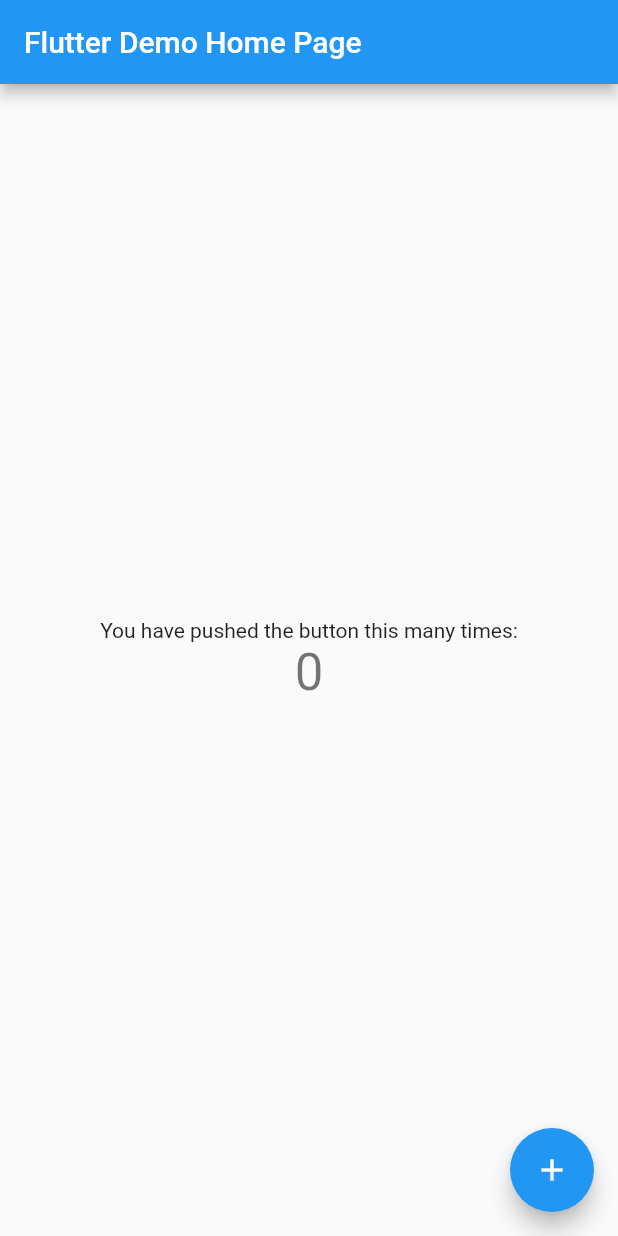
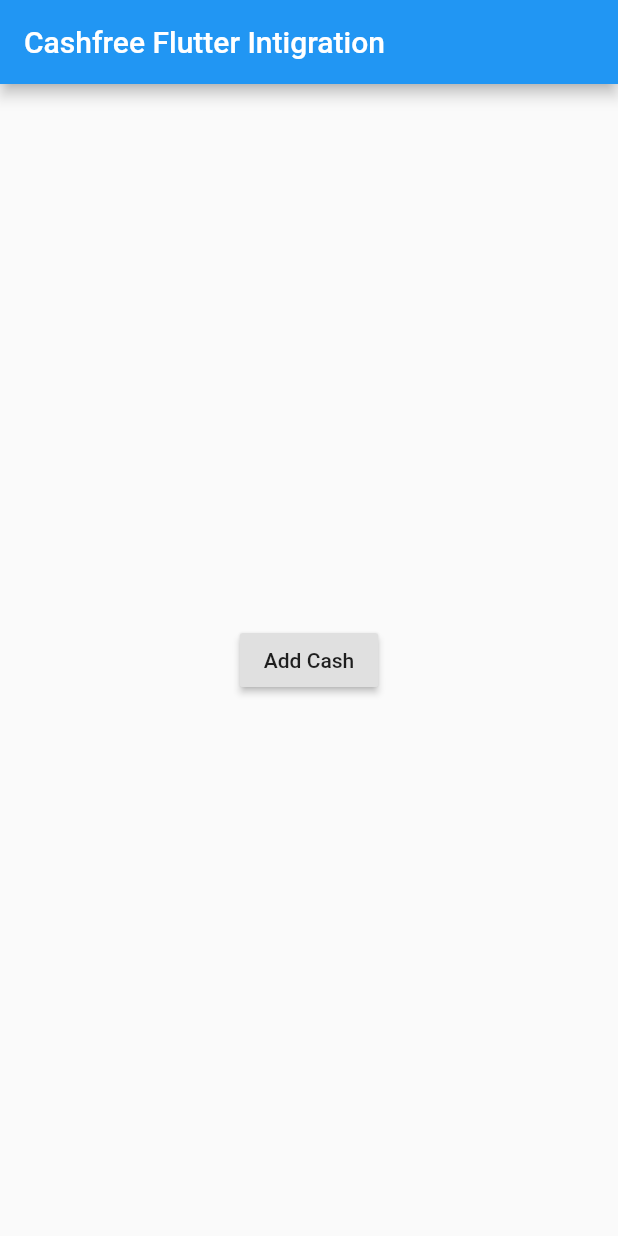
Before and after one commit to shubham100ev/cashfree-flutter-integration, a Flutter app: the screen it shows after launch, on a phone screen of 412 x 824 dp. Run offline on Flutter 3.47's test engine with Material 2 defaults, Android fonts, the phone set to English and light mode, and no system bars; missing offline and left inert: cashfree_pg.

Commit message:
set up copmlete

```diff
--- /dev/null
+++ b/lib/constants.dart
@@ -0,0 +1,9 @@
+
+//backend url
+const BASE_URL= "";
+const ADD_PAYMENT="";
+
+//your appID
+// if using in TEST get the test app id
+// if using in PROD get the production app id
+const APP_ID="";
--- a/lib/main.dart
+++ b/lib/main.dart
@@ -1,4 +1,9 @@
+import 'dart:convert';
+
+import 'package:cashfree_pg/cashfree_pg.dart';
 import 'package:flutter/material.dart';
+import 'constants.dart' as constants;
+import 'package:http/http.dart' as http;
 
 void main() => runApp(MyApp());
 
@@ -7,35 +12,17 @@ class MyApp extends StatelessWidget {
   @override
   Widget build(BuildContext context) {
     return MaterialApp(
-      title: 'Flutter Demo',
+      title: 'CashfreeFlutterIntegrtion',
       theme: ThemeData(
-        // This is the theme of your application.
-        //
-        // Try running your application with "flutter run". You'll see the
-        // application has a blue toolbar. Then, without quitting the app, try
-        // changing the primarySwatch below to Colors.green and then invoke
-        // "hot reload" (press "r" in the console where you ran "flutter run",
-        // or simply save your changes to "hot reload" in a Flutter IDE).
-        // Notice that the counter didn't reset back to zero; the application
-        // is not restarted.
         primarySwatch: Colors.blue,
       ),
-      home: MyHomePage(title: 'Flutter Demo Home Page'),
+      home: MyHomePage(title: 'Cashfree Flutter Intigration'),
     );
   }
 }
 
 class MyHomePage extends StatefulWidget {
   MyHomePage({Key key, this.title}) : super(key: key);
-
-  // This widget is the home page of your application. It is stateful, meaning
-  // that it has a State object (defined below) that contains fields that affect
-  // how it looks.
-
-  // This class is the configuration for the state. It holds the values (in this
-  // case the title) provided by the parent (in this case the App widget) and
-  // used by the build method of the State. Fields in a Widget subclass are
-  // always marked "final".
 
   final String title;
 
@@ -44,68 +31,70 @@ class MyHomePage extends StatefulWidget {
 }
 
 class _MyHomePageState extends State<MyHomePage> {
-  int _counter = 0;
+  int _amount = 100; //This is the amount you want to pay
+  String _orderID="Order001";//orderId will be different for every transaction but should se same for both to generate token an used for gateway
+  String cfToken; //to store the cfToken generated in backend
+  String _phone; // valid phone of the user
+  String _email; // valid email of user
 
-  void _incrementCounter() {
-    setState(() {
-      // This call to setState tells the Flutter framework that something has
-      // changed in this State, which causes it to rerun the build method below
-      // so that the display can reflect the updated values. If we changed
-      // _counter without calling setState(), then the build method would not be
-      // called again, and so nothing would appear to happen.
-      _counter++;
+  void _submit(int amount) {
+    addPayment();
+
+
+
+    //Request body of Cashfree SDK
+    Map<String, String> input = {
+      "appId":constants.APP_ID,
+      "tokenData": cfToken,
+      "orderId":_orderID,
+      "orderAmount": _amount.toString(),
+      "orderCurrency": "INR",
+      "customerPhone": _phone,
+      "customerEmail": _email
+    };
+
+    //Starts the cashfree wevview
+    CashfreePGSDK()
+        .doPaymentWithTheme(context, input, Theme.of(context).primaryColor,
+        Colors.white, "TEST")
+        .then((val) {
+      if (val != null) {
+        print("SDK Result : ${(val)}");
+        //get the response of the payment val contain the response of the payment gateway
+      }
     });
+  }
+
+  //Function to get the cfToken which you have generated at backend
+  Future<void> addPayment() async {
+    final url = Uri.http(constants.BASE_URL, constants.ADD_PAYMENT);
+    Map<String, dynamic> body = {"amount": _amount,"orderId":_orderID};
+    final response = await http.post(
+      url,
+      headers: {
+        'Content-Type': 'application/json',
+      },
+      body: json.encode(body)
+    );
+    final responseData = json.decode(response.body);
+    cfToken=responseData["response"]["cfToken"];//depend on the schema of the backend value of your cfToken generated in backend
   }
 
   @override
   Widget build(BuildContext context) {
-    // This method is rerun every time setState is called, for instance as done
-    // by the _incrementCounter method above.
-    //
-    // The Flutter framework has been optimized to make rerunning build methods
-    // fast, so that you can just rebuild anything that needs updating rather
-    // than having to individually change instances of widgets.
     return Scaffold(
       appBar: AppBar(
-        // Here we take the value from the MyHomePage object that was created by
-        // the App.build method, and use it to set our appbar title.
         title: Text(widget.title),
       ),
       body: Center(
-        // Center is a layout widget. It takes a single child and positions it
-        // in the middle of the parent.
-        child: Column(
-          // Column is also a layout widget. It takes a list of children and
-          // arranges them vertically. By default, it sizes itself to fit its
-          // children horizontally, and tries to be as tall as its parent.
-          //
-          // Invoke "debug painting" (press "p" in the console, choose the
-          // "Toggle Debug Paint" action from the Flutter Inspector in Android
-          // Studio, or the "Toggle Debug Paint" command in Visual Studio Code)
-          // to see the wireframe for each widget.
-          //
-          // Column has various properties to control how it sizes itself and
-          // how it positions its children. Here we use mainAxisAlignment to
-          // center the children vertically; the main axis here is the vertical
-          // axis because Columns are vertical (the cross axis would be
-          // horizontal).
-          mainAxisAlignment: MainAxisAlignment.center,
-          children: <Widget>[
-            Text(
-              'You have pushed the button this many times:',
-            ),
-            Text(
-              '$_counter',
-              style: Theme.of(context).textTheme.display1,
-            ),
-          ],
+        child: RaisedButton(
+          onPressed: () {
+            _submit(_amount);
+          },
+          //create whole payment screen as per the requirement
+          child: Text("Add Cash"),
         ),
       ),
-      floatingActionButton: FloatingActionButton(
-        onPressed: _incrementCounter,
-        tooltip: 'Increment',
-        child: Icon(Icons.add),
-      ), // This trailing comma makes auto-formatting nicer for build methods.
     );
   }
 }
```
Also changed, not shown: pubspec.yaml (+2 -54 lines), pubspec.lock.
